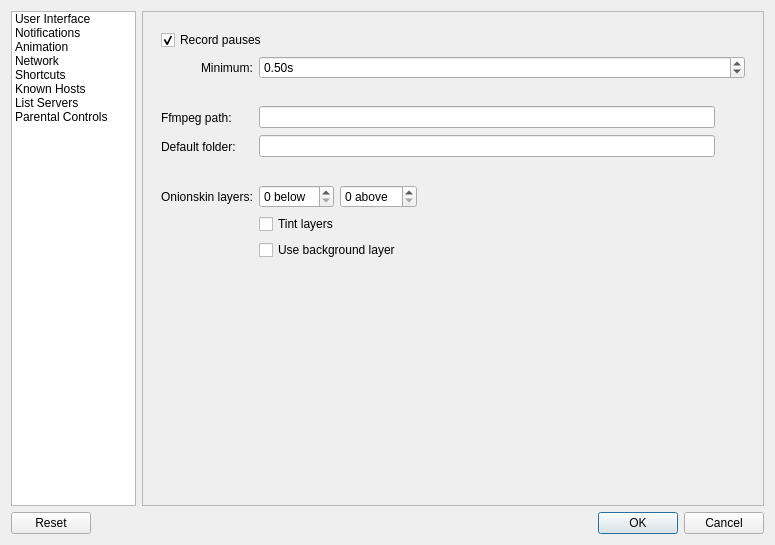
Qt form src/desktop/ui/settings.ui (drawpile/Drawpile) before a commit.
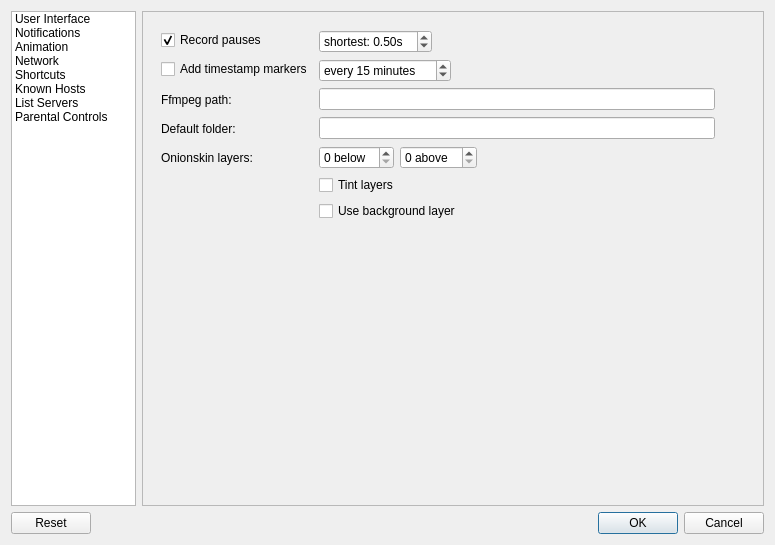
The same form after that commit. The open tabs and pages were chosen to show the change. Icons and pictures are not drawn.

Commit message: Add recording timestamp feature

```diff
--- a/src/desktop/ui/settings.ui
+++ b/src/desktop/ui/settings.ui
@@ -317,93 +317,85 @@
            </layout>
           </widget>
           <widget class="QWidget" name="stackedWidgetPage2">
-           <layout class="QFormLayout" name="formLayout_4">
-            <item row="0" column="0" colspan="2">
-             <widget class="QCheckBox" name="recordpause">
-              <property name="text">
-               <string>Record pauses</string>
-              </property>
-              <property name="checked">
-               <bool>true</bool>
-              </property>
-             </widget>
-            </item>
-            <item row="2" column="0" colspan="2">
-             <layout class="QHBoxLayout" name="horizontalLayout_3">
+           <layout class="QFormLayout" name="formLayout_3">
+            <item row="1" column="1">
+             <layout class="QHBoxLayout" name="horizontalLayout_9">
+              <item>
+               <widget class="QDoubleSpinBox" name="minimumpause">
+                <property name="prefix">
+                 <string>shortest: </string>
+                </property>
+                <property name="suffix">
+                 <string>s</string>
+                </property>
+                <property name="minimum">
+                 <double>0.030000000000000</double>
+                </property>
+                <property name="maximum">
+                 <double>60.000000000000000</double>
+                </property>
+                <property name="singleStep">
+                 <double>0.100000000000000</double>
+                </property>
+                <property name="value">
+                 <double>0.500000000000000</double>
+                </property>
+               </widget>
+              </item>
               <item>
                <spacer name="horizontalSpacer_2">
                 <property name="orientation">
                  <enum>Qt::Horizontal</enum>
                 </property>
-                <property name="sizeType">
-                 <enum>QSizePolicy::Fixed</enum>
-                </property>
                 <property name="sizeHint" stdset="0">
                  <size>
                   <width>40</width>
-                  <height>10</height>
+                  <height>20</height>
                  </size>
                 </property>
                </spacer>
               </item>
+             </layout>
+            </item>
+            <item row="3" column="1">
+             <layout class="QHBoxLayout" name="horizontalLayout_3">
               <item>
-               <layout class="QFormLayout" name="formLayout_3">
-                <property name="formAlignment">
-                 <set>Qt::AlignLeading|Qt::AlignLeft|Qt::AlignTop</set>
+               <widget class="QSpinBox" name="timestampInterval">
+                <property name="suffix">
+                 <string> minutes</string>
                 </property>
-                <item row="0" column="0">
-                 <widget class="QLabel" name="label_2">
-                  <property name="text">
-                   <string>Minimum:</string>
-                  </property>
-                 </widget>
-                </item>
-                <item row="0" column="1">
-                 <widget class="QDoubleSpinBox" name="minimumpause">
-                  <property name="suffix">
-                   <string>s</string>
-                  </property>
-                  <property name="minimum">
-                   <double>0.030000000000000</double>
-                  </property>
-                  <property name="maximum">
-                   <double>60.000000000000000</double>
-                  </property>
-                  <property name="singleStep">
-                   <double>0.100000000000000</double>
-                  </property>
-                  <property name="value">
-                   <double>0.500000000000000</double>
-                  </property>
-                 </widget>
-                </item>
-               </layout>
+                <property name="prefix">
+                 <string>every </string>
+                </property>
+                <property name="minimum">
+                 <number>1</number>
+                </property>
+                <property name="maximum">
+                 <number>1440</number>
+                </property>
+                <property name="singleStep">
+                 <number>5</number>
+                </property>
+                <property name="value">
+                 <number>15</number>
+                </property>
+               </widget>
               </item>
+              <item>
+               <spacer name="horizontalSpacer_5">
+                <property name="orientation">
+                 <enum>Qt::Horizontal</enum>
+                </property>
+                <property name="sizeHint" stdset="0">
+                 <size>
+                  <width>40</width>
+                  <height>20</height>
+                 </size>
+                </property>
+               </spacer>
+              </item>
              </layout>
             </item>
-            <item row="4" column="0">
-             <spacer name="verticalSpacer_2">
-              <property name="orientation">
-               <enum>Qt::Vertical</enum>
-              </property>
-              <property name="sizeType">
-               <enum>QSizePolicy::Fixed</enum>
-              </property>
-              <property name="sizeHint" stdset="0">
-               <size>
-                <width>20</width>
-                <height>15</height>
-               </size>
-              </property>
-             </spacer>
-            </item>
-            <item row="5" column="0">
-             <widget class="QLabel" name="label_4">
-              <property name="text">
-               <string>Ffmpeg path:</string>
-              </property>
-             </widget>
-            </item>
             <item row="5" column="1">
              <layout class="QHBoxLayout" name="horizontalLayout">
               <item>
@@ -422,13 +414,6 @@
               </item>
              </layout>
             </item>
-            <item row="7" column="0">
-             <widget class="QLabel" name="label_8">
-              <property name="text">
-               <string>Default folder:</string>
-              </property>
-             </widget>
-            </item>
             <item row="7" column="1">
              <layout class="QHBoxLayout" name="horizontalLayout_6">
               <item>
@@ -447,23 +432,7 @@
               </item>
              </layout>
             </item>
-            <item row="9" column="0">
-             <spacer name="verticalSpacer_4">
-              <property name="orientation">
-               <enum>Qt::Vertical</enum>
-              </property>
-              <property name="sizeType">
-               <enum>QSizePolicy::Fixed</enum>
-              </property>
-              <property name="sizeHint" stdset="0">
-               <size>
-                <width>20</width>
-                <height>15</height>
-               </size>
-              </property>
-             </spacer>
-            </item>
-            <item row="10" column="1">
+            <item row="9" column="1">
              <layout class="QHBoxLayout" name="horizontalLayout_7">
               <item>
                <widget class="QSpinBox" name="onionskinsBelow">
@@ -497,27 +466,7 @@
               </item>
              </layout>
             </item>
-            <item row="13" column="0">
-             <spacer name="verticalSpacer">
-              <property name="orientation">
-               <enum>Qt::Vertical</enum>
-              </property>
-              <property name="sizeHint" stdset="0">
-               <size>
-                <width>20</width>
-                <height>40</height>
-               </size>
-              </property>
-             </spacer>
-            </item>
-            <item row="10" column="0">
-             <widget class="QLabel" name="label_10">
-              <property name="text">
-               <string>Onionskin layers:</string>
-              </property>
-             </widget>
-            </item>
-            <item row="11" column="1">
+            <item row="10" column="1">
              <widget class="QCheckBox" name="onionskinTint">
               <property name="text">
                <string>Tint layers</string>
@@ -534,6 +483,44 @@
               </property>
              </widget>
             </item>
+            <item row="1" column="0">
+             <widget class="QCheckBox" name="recordpause">
+              <property name="text">
+               <string>Record pauses</string>
+              </property>
+              <property name="checked">
+               <bool>true</bool>
+              </property>
+             </widget>
+            </item>
+            <item row="3" column="0">
+             <widget class="QCheckBox" name="recordtimestamp">
+              <property name="text">
+               <string>Add timestamp markers</string>
+              </property>
+             </widget>
+            </item>
+            <item row="5" column="0">
+             <widget class="QLabel" name="label_4">
+              <property name="text">
+               <string>Ffmpeg path:</string>
+              </property>
+             </widget>
+            </item>
+            <item row="7" column="0">
+             <widget class="QLabel" name="label_8">
+              <property name="text">
+               <string>Default folder:</string>
+              </property>
+             </widget>
+            </item>
+            <item row="9" column="0">
+             <widget class="QLabel" name="label_10">
+              <property name="text">
+               <string>Onionskin layers:</string>
+              </property>
+             </widget>
+            </item>
            </layout>
           </widget>
           <widget class="QWidget" name="stackedWidgetPage3">
```
Left out of the diff: 2 changed lines with no effect on the pictures. The commit also changes 5 other files.
